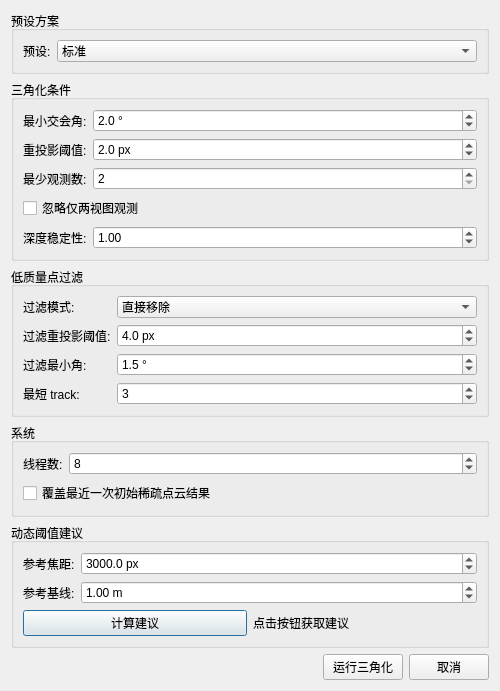
Before: the Qt Designer form src/gui/dialogs/TriangulationDialog.ui in guderianXu/plascan, drawn with Qt 5.
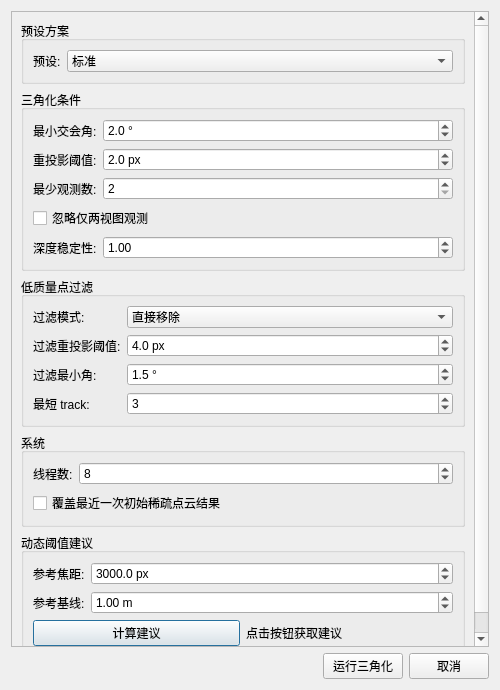
After: the same form once the commit is applied.

What changed in the file:
```diff
--- a/src/gui/dialogs/TriangulationDialog.ui
+++ b/src/gui/dialogs/TriangulationDialog.ui
@@ -21,6 +21,13 @@
   </property>
   <layout class="QVBoxLayout" name="mainLayout">
    <item>
+    <widget class="QScrollArea" name="parameterScrollArea">
+     <property name="widgetResizable">
+      <bool>true</bool>
+     </property>
+     <widget class="QWidget" name="parameterScrollWidget">
+      <layout class="QVBoxLayout" name="parameterLayout">
+   <item>
     <widget class="QGroupBox" name="presetGroup">
      <property name="title">
       <string>预设方案</string>
@@ -474,6 +481,10 @@
        </layout>
       </item>
      </layout>
+    </widget>
+   </item>
+      </layout>
+     </widget>
     </widget>
    </item>
    <item>
```
